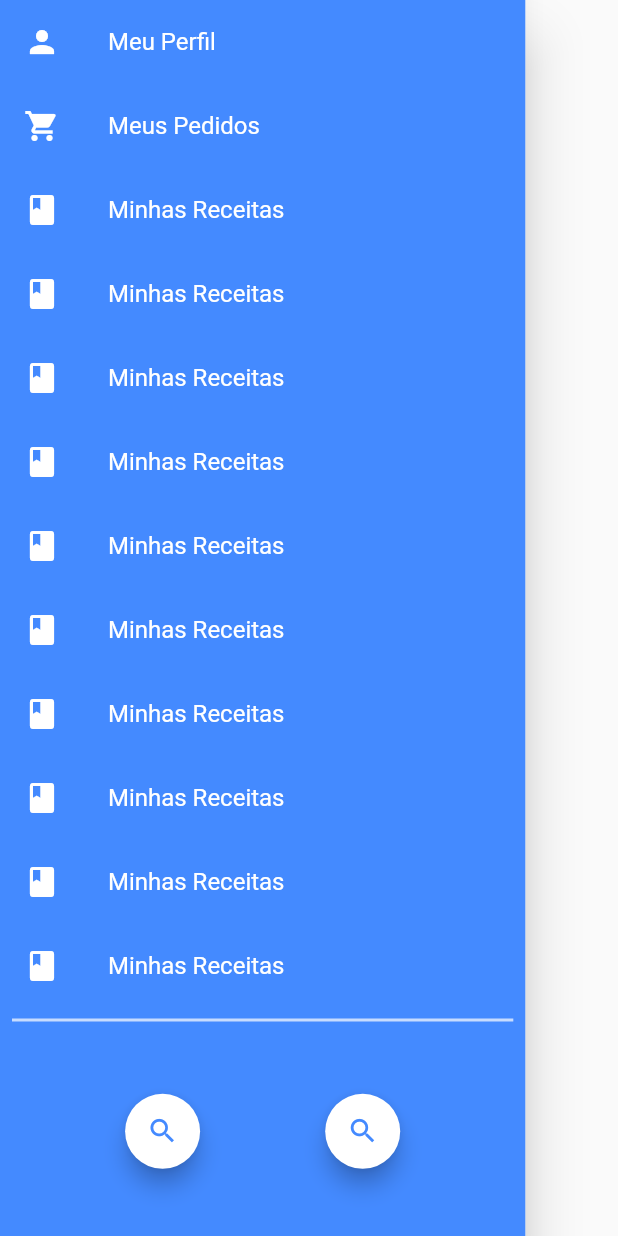
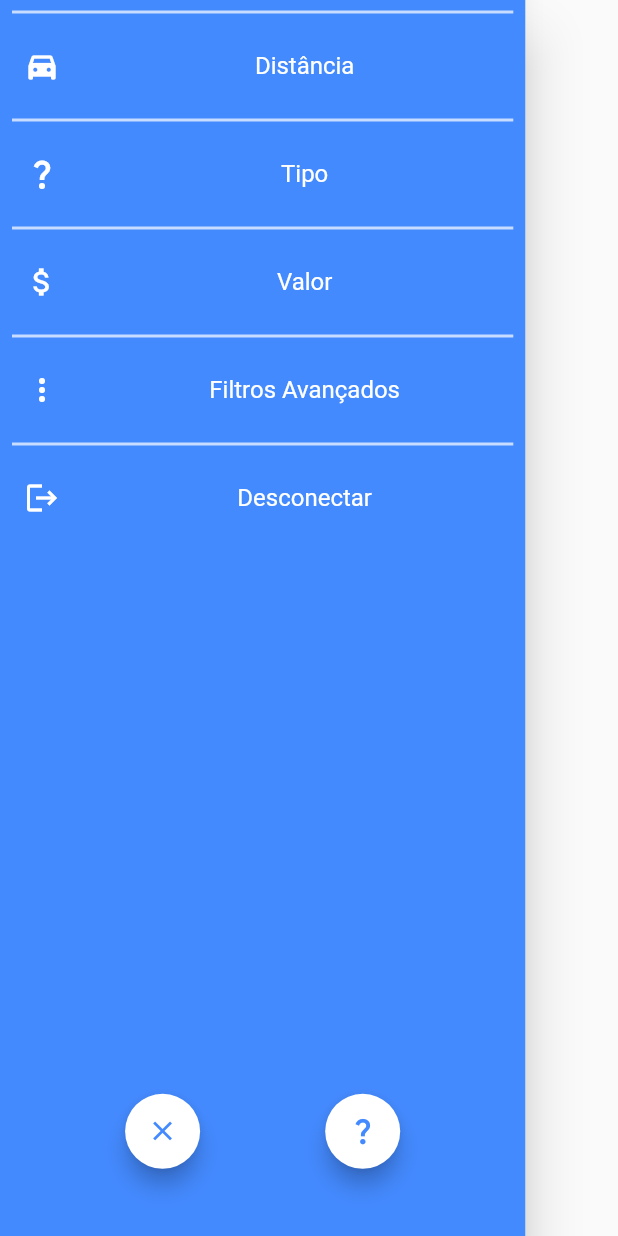
Before and after one commit to MikeJhoeB/placesToBe, a Flutter app: the SideMenu widget shown alone on an empty page, opened directly, on a phone screen of 412 x 824 dp. Run offline on Flutter 3.47's test engine with Material 2 defaults, Android fonts, the phone set to English and light mode, and no system bars; our stand-ins replace cloud_firestore, dio, firebase_auth, firebase_core, firebase_storage, flutter_signin_button and 4 more; missing offline and left inert: flutter_facebook_auth, flutter_polyline_points; accounts and stored records are empty.

Commit message:
- Alterações nos botões da página inicial - Configuração dos botões do Side Menu - Criado funcionalidade para sortear e mover a câmera até o local sorteado

```diff
--- a/lib/widgets/SideMenu.dart
+++ b/lib/widgets/SideMenu.dart
@@ -1,9 +1,14 @@
 // ignore_for_file: file_names
 
 import 'package:flutter/material.dart';
+import "dart:math";
 import 'package:get/get.dart';
+import 'package:google_maps_flutter/google_maps_flutter.dart';
+import 'package:places_to_be/classes/MapsFunctions.dart';
+import 'package:places_to_be/pages/PaginaPrincipal.dart';
 
 import '../constants/controllers.dart';
+import '../models/maps/Places.dart';
 
 class SideMenu extends StatelessWidget {
   final padding = const EdgeInsets.symmetric(horizontal: 20);
@@ -24,62 +29,23 @@ class SideMenu extends StatelessWidget {
                 shrinkWrap: true,
                 children: <Widget>[
                   buildMenuItem(
-                    text: 'Meu Perfil',
-                    icon: Icons.person,
+                    text: 'Distância',
+                    icon: Icons.directions_car_filled,
                     onClicked: () => itemSelecionado(context, 1),
                   ),
                   buildMenuItem(
-                    text: 'Meus Pedidos',
-                    icon: Icons.shopping_cart,
+                    text: 'Tipo',
+                    icon: Icons.question_mark,
                     onClicked: () => itemSelecionado(context, 2),
                   ),
                   buildMenuItem(
-                    text: 'Minhas Receitas',
-                    icon: Icons.book,
+                    text: 'Valor',
+                    icon: Icons.attach_money_outlined,
                     onClicked: () => itemSelecionado(context, 3),
                   ),buildMenuItem(
-                    text: 'Minhas Receitas',
-                    icon: Icons.book,
+                    text: 'Filtros Avançados',
+                    icon: Icons.more_vert,
                     onClicked: () => itemSelecionado(context, 3),
-                  ),buildMenuItem(
-                    text: 'Minhas Receitas',
-                    icon: Icons.book,
-                    onClicked: () => itemSelecionado(context, 3),
-                  ),buildMenuItem(
-                    text: 'Minhas Receitas',
-                    icon: Icons.book,
-                    onClicked: () => itemSelecionado(context, 3),
-                  ),buildMenuItem(
-                    text: 'Minhas Receitas',
-                    icon: Icons.book,
-                    onClicked: () => itemSelecionado(context, 3),
-                  ),buildMenuItem(
-                    text: 'Minhas Receitas',
-                    icon: Icons.book,
-                    onClicked: () => itemSelecionado(context, 3),
-                  ),buildMenuItem(
-                    text: 'Minhas Receitas',
-                    icon: Icons.book,
-                    onClicked: () => itemSelecionado(context, 3),
-                  ),buildMenuItem(
-                    text: 'Minhas Receitas',
-                    icon: Icons.book,
-                    onClicked: () => itemSelecionado(context, 3),
-                  ),buildMenuItem(
-                    text: 'Minhas Receitas',
-                    icon: Icons.book,
-                    onClicked: () => itemSelecionado(context, 3),
-                  ),buildMenuItem(
-                    text: 'Minhas Receitas',
-                    icon: Icons.book,
-                    onClicked: () => itemSelecionado(context, 3),
-                  ),
-                  const Padding(
-                    padding: EdgeInsets.symmetric(horizontal: 8.0),
-                    child: Divider(
-                      thickness: 2,
-                      color: Colors.white70,
-                    ),
                   ),
                   buildMenuItem(
                     text: 'Desconectar',
@@ -101,11 +67,10 @@ class SideMenu extends StatelessWidget {
                       child: FittedBox(
                         child: FloatingActionButton(
                           backgroundColor: Colors.white,
-                          heroTag: 'btn4',
                           onPressed: () => {
 
                           },
-                          child: const Icon(Icons.search, color: Colors.blueAccent,),
+                          child: const Icon(Icons.clear, color: Colors.blueAccent,),
                         ),
                       ),
                     ),
@@ -116,11 +81,13 @@ class SideMenu extends StatelessWidget {
                       child: FittedBox(
                         child: FloatingActionButton(
                           backgroundColor: Colors.white,
-                          heroTag: 'btn4',
-                          onPressed: () => {
-
+                          onPressed: () async {
+                            locateRandomPlace()?.then((value) {
+                              PaginaPrincipal.goPlace(value);
+                              Navigator.pop(context);
+                            });
                           },
-                          child: const Icon(Icons.search, color: Colors.blueAccent,),
+                          child: const Icon(Icons.question_mark, color: Colors.blueAccent,),
                         ),
                       ),
                     ),
@@ -134,25 +101,49 @@ class SideMenu extends StatelessWidget {
     );
   }
 
+  Future<Places>? locateRandomPlace() {
+    return MapsFunctions.getUserCurrentLocation().then((value) async {
+      return MapsFunctions.getPlaces(LatLng(value.latitude, value.longitude), 500,
+          'restaurant', '').then((value) {
+
+        final random = Random();
+        return value![random.nextInt(value.length)];
+      });
+    });
+  }
+
   Widget buildMenuItem({
     required String text,
     required IconData icon,
     VoidCallback? onClicked,
   }) {
     const color = Colors.white;
-    return ListTile(
+    return Column(
+      children: [
+        const Padding(
+          padding: EdgeInsets.symmetric(horizontal: 8.0),
+          child: Divider(
+            thickness: 2,
+            color: Colors.white70,
+          ),
+        ),
+        ListTile(
           leading: Icon(
             icon,
             color: color,
           ),
           hoverColor: Colors.white70,
-      title: Text(
+          title: Center(
+            child: Text(
               text,
               style: const TextStyle(
                 color: color,
               ),
             ),
+          ),
           onTap: onClicked,
+        ),
+      ],
     );
   }
 
```
Also changed, not shown: lib/classes/MapsFunctions.dart (added, +27 -0 lines), lib/pages/PaginaPrincipal.dart (+29 -89 lines). Lines whose indentation alone changed are shown as unchanged.
